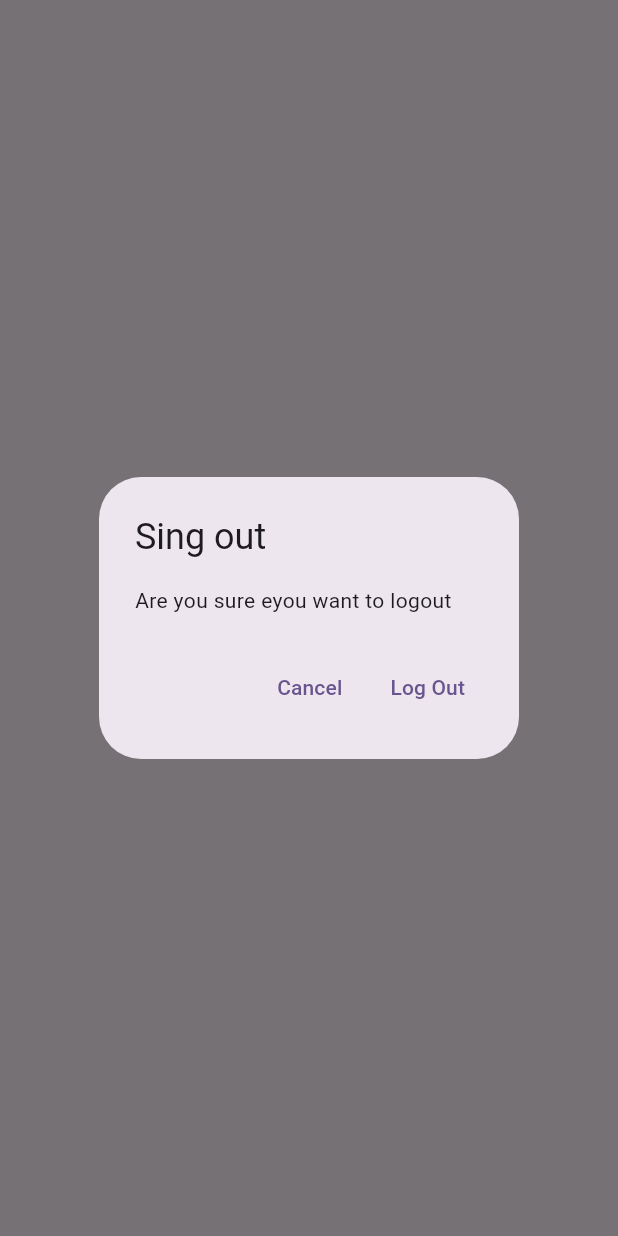
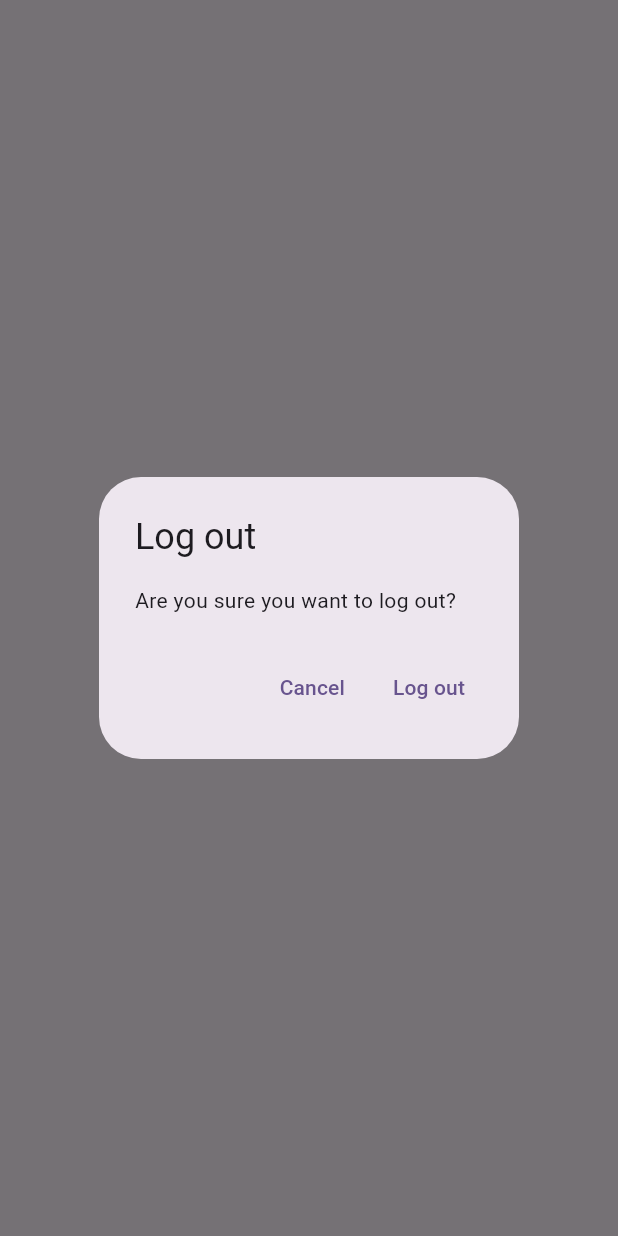
Before and after one commit to codewithyami/flutter_mynotes_app, a Flutter app: what showLogOutDialog() shows on an empty page, opened directly, on a phone screen of 412 x 824 dp. Run offline on Flutter 3.47's test engine with Material 2 defaults, Android fonts, the phone set to English and light mode, and no system bars; our stand-ins replace firebase_auth, firebase_core, sqflite; accounts and stored records are empty; network calls fail.

```diff
--- /dev/null
+++ b/lib/utilities/dialogs/generic_dialog.dart
@@ -0,0 +1,34 @@
+import 'package:flutter/material.dart';
+
+typedef DialogOptionBuilder<T> = Map<String, T?> Function();
+
+Future<T?> showGenericDialog<T>({
+  required BuildContext context,
+  required String title,
+  required String content,
+  required DialogOptionBuilder optionBuilder,
+}) {
+  final options = optionBuilder();
+  return showDialog<T>(
+    context: context,
+    builder: (context) {
+      return AlertDialog(
+        title: Text(title),
+        content: Text(content),
+        actions: options.keys.map((optionTitle) {
+          final T value = options[optionTitle];
+          return TextButton(
+            onPressed: () {
+              if (value != null) {
+                Navigator.of(context).pop(value);
+              } else {
+                Navigator.of(context).pop();
+              }
+            },
+            child: Text(optionTitle),
+          );
+        }).toList(),
+      );
+    },
+  );
+}
--- /dev/null
+++ b/lib/utilities/dialogs/logout_dialog.dart
@@ -0,0 +1,16 @@
+import 'package:flutter/material.dart';
+import 'package:mynotes/utilities/dialogs/generic_dialog.dart';
+
+Future<bool> showLogOutDialog(BuildContext context) {
+  return showGenericDialog(
+    context: context,
+    title: 'Log out',
+    content: 'Are you sure you want to log out?',
+    optionBuilder: () => {
+      'Cancel': false,
+      'Log out': true,
+    },
+  ).then(
+    (value) => value ?? false,
+  );
+}
--- a/lib/views/login_view.dart
+++ b/lib/views/login_view.dart
@@ -4,7 +4,7 @@ import 'package:mynotes/constants/routes.dart';
 import 'package:mynotes/services/auth/auth_exceptions.dart';
 import 'package:mynotes/services/auth/auth_service.dart';
 
-import '../utilities/show_error_dialog.dart';
+import '../utilities/dialogs/error_dialog.dart';
 
 class LoginView extends StatefulWidget {
   const LoginView({super.key});
--- a/lib/views/notes/notes_view.dart
+++ b/lib/views/notes/notes_view.dart
@@ -2,8 +2,10 @@ import 'package:flutter/material.dart';
 import 'package:mynotes/constants/routes.dart';
 import 'package:mynotes/services/auth/auth_service.dart';
 import 'package:mynotes/services/crud/notes_service.dart';
+import 'package:mynotes/views/notes/notes_list_view.dart';
 
 import '../../enums/menu_action.dart';
+import '../../utilities/dialogs/logout_dialog.dart';
 
 class NotesView extends StatefulWidget {
   const NotesView({super.key});
@@ -72,18 +74,10 @@ class _NotesViewState extends State<NotesView> {
                     case ConnectionState.active:
                       if (snapshot.hasData) {
                         final allNotes = snapshot.data as List<DatabaseNote>;
-                        return ListView.builder(
-                          itemCount: allNotes.length,
-                          itemBuilder: (context, index) {
-                            final note = allNotes[index];
-                            return ListTile(
-                              title: Text(
-                                note.text,
-                                maxLines: 1,
-                                softWrap: true,
-                                overflow: TextOverflow.ellipsis,
-                              ),
-                            );
+                        return NotesListView(
+                          notes: allNotes,
+                          onDeleteNote: (note) async {
+                            await _notesService.deleteNote(id: note.noteId);
                           },
                         );
                       } else {
@@ -103,29 +97,3 @@ class _NotesViewState extends State<NotesView> {
     );
   }
 }
-
-Future<bool> showLogOutDialog(BuildContext context) {
-  return showDialog<bool>(
-    context: context,
-    builder: (context) {
-      return AlertDialog(
-        title: const Text('Sing out'),
-        content: const Text('Are you sure eyou want to logout'),
-        actions: [
-          TextButton(
-            onPressed: () {
-              Navigator.of(context).pop(false);
-            },
-            child: const Text('Cancel'),
-          ),
-          TextButton(
-            onPressed: () {
-              Navigator.of(context).pop(true);
-            },
-            child: const Text('Log Out'),
-          ),
-        ],
-      );
-    },
-  ).then((value) => value ?? false);
-}
--- a/lib/views/register_view.dart
+++ b/lib/views/register_view.dart
@@ -4,7 +4,7 @@ import 'package:mynotes/constants/routes.dart';
 import 'package:mynotes/services/auth/auth_exceptions.dart';
 import 'package:mynotes/services/auth/auth_service.dart';
 
-import '../utilities/show_error_dialog.dart';
+import '../utilities/dialogs/error_dialog.dart';
 
 class RegisterView extends StatefulWidget {
   const RegisterView({super.key});
```
Also changed, not shown: lib/services/crud/notes_service.dart (+4 -5 lines), lib/utilities/dialogs/delete_dialog.dart (added, +16 -0 lines), lib/utilities/dialogs/error_dialog.dart (added, +16 -0 lines), lib/utilities/show_error_dialog.dart (deleted, +0 -24 lines), lib/views/notes/notes_list_view.dart (added, +44 -0 lines).
